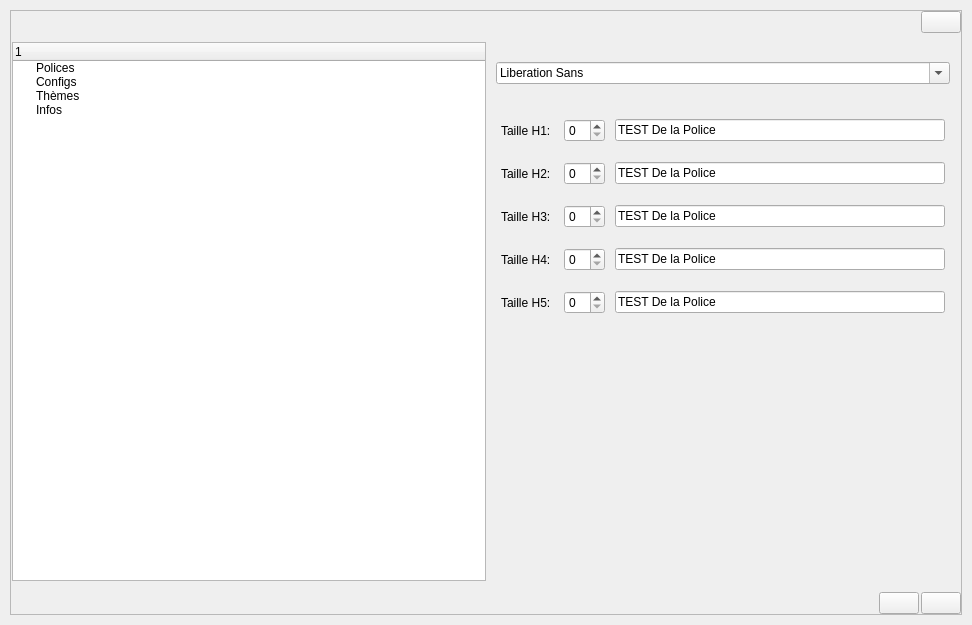
LaM0uette/PySide6_Blank_Project_demo, file src/gui/ui/option.ui: the form before one commit.
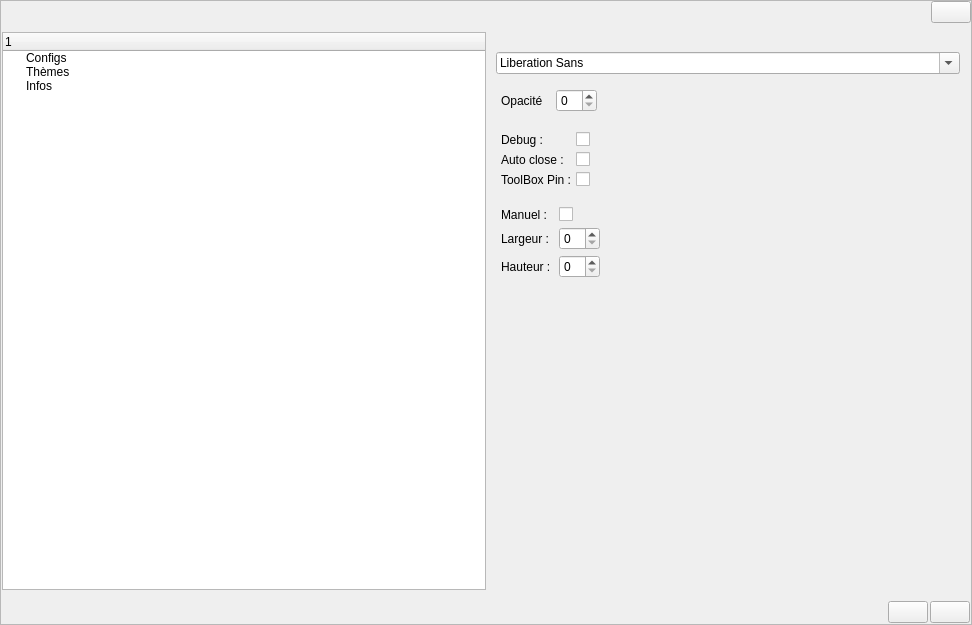
The form after the commit. The open tabs and pages were chosen to show the change.

Commit message: REMAKE 100% - UI - DLG_Option

What changed in the file:
```diff
--- a/src/gui/ui/option.ui
+++ b/src/gui/ui/option.ui
@@ -10,18 +10,18 @@
     <height>625</height>
    </rect>
   </property>
-  <layout class="QGridLayout" name="glay_dlg">
+  <layout class="QGridLayout" name="glay_main">
    <property name="leftMargin">
-    <number>10</number>
+    <number>0</number>
    </property>
    <property name="topMargin">
-    <number>10</number>
+    <number>0</number>
    </property>
    <property name="rightMargin">
-    <number>10</number>
+    <number>0</number>
    </property>
    <property name="bottomMargin">
-    <number>10</number>
+    <number>0</number>
    </property>
    <property name="spacing">
     <number>0</number>
@@ -125,11 +125,6 @@
              <string/>
             </property>
            </column>
-           <item>
-            <property name="text">
-             <string>Polices</string>
-            </property>
-           </item>
            <item>
             <property name="text">
              <string>Configs</string>
@@ -150,250 +145,9 @@
          <item>
           <widget class="QStackedWidget" name="stk_option">
            <property name="currentIndex">
-            <number>2</number>
+            <number>1</number>
            </property>
            <widget class="QWidget" name="pg_opt_menu"/>
-           <widget class="QWidget" name="pg_opt_font">
-            <layout class="QVBoxLayout" name="vlay_pg_opt_font">
-             <property name="spacing">
-              <number>10</number>
-             </property>
-             <property name="leftMargin">
-              <number>10</number>
-             </property>
-             <property name="topMargin">
-              <number>20</number>
-             </property>
-             <property name="rightMargin">
-              <number>10</number>
-             </property>
-             <property name="bottomMargin">
-              <number>10</number>
-             </property>
-             <item>
-              <widget class="QFontComboBox" name="fcb_opt_ft_font"/>
-             </item>
-             <item>
-              <spacer name="verticalSpacer_12">
-               <property name="orientation">
-                <enum>Qt::Vertical</enum>
-               </property>
-               <property name="sizeType">
-                <enum>QSizePolicy::Fixed</enum>
-               </property>
-               <property name="sizeHint" stdset="0">
-                <size>
-                 <width>20</width>
-                 <height>20</height>
-                </size>
-               </property>
-              </spacer>
-             </item>
-             <item>
-              <widget class="QFrame" name="fr_opt_ft_h1">
-               <layout class="QHBoxLayout" name="hlay_opt_ft_h1">
-                <property name="spacing">
-                 <number>10</number>
-                </property>
-                <property name="leftMargin">
-                 <number>5</number>
-                </property>
-                <property name="topMargin">
-                 <number>5</number>
-                </property>
-                <property name="rightMargin">
-                 <number>5</number>
-                </property>
-                <property name="bottomMargin">
-                 <number>5</number>
-                </property>
-                <item>
-                 <widget class="QLabel" name="lb_opt_ft_h1">
-                  <property name="text">
-                   <string>Taille H1: </string>
-                  </property>
-                 </widget>
-                </item>
-                <item>
-                 <widget class="QSpinBox" name="sb_opt_ft_h1"/>
-                </item>
-                <item>
-                 <widget class="QLineEdit" name="le_opt_ft_texte_h1">
-                  <property name="text">
-                   <string>TEST De la Police</string>
-                  </property>
-                 </widget>
-                </item>
-               </layout>
-              </widget>
-             </item>
-             <item>
-              <widget class="QFrame" name="fr_opt_ft_h2">
-               <layout class="QHBoxLayout" name="hlay_opt_ft_h2">
-                <property name="spacing">
-                 <number>10</number>
-                </property>
-                <property name="leftMargin">
-                 <number>5</number>
-                </property>
-                <property name="topMargin">
-                 <number>5</number>
-                </property>
-                <property name="rightMargin">
-                 <number>5</number>
-                </property>
-                <property name="bottomMargin">
-                 <number>5</number>
-                </property>
-                <item>
-                 <widget class="QLabel" name="lb_opt_ft_h2">
-                  <property name="text">
-                   <string>Taille H2: </string>
-                  </property>
-                 </widget>
-                </item>
-                <item>
-                 <widget class="QSpinBox" name="sb_opt_ft_h2"/>
-                </item>
-                <item>
-                 <widget class="QLineEdit" name="le_opt_ft_texte_h2">
-                  <property name="text">
-                   <string>TEST De la Police</string>
-                  </property>
-                 </widget>
-                </item>
-               </layout>
-              </widget>
-             </item>
-             <item>
-              <widget class="QFrame" name="fr_opt_ft_h3">
-               <layout class="QHBoxLayout" name="hlay_opt_ft_h3">
-                <property name="spacing">
-                 <number>10</number>
-                </property>
-                <property name="leftMargin">
-                 <number>5</number>
-                </property>
-                <property name="topMargin">
-                 <number>5</number>
-                </property>
-                <property name="rightMargin">
-                 <number>5</number>
-                </property>
-                <property name="bottomMargin">
-                 <number>5</number>
-                </property>
-                <item>
-                 <widget class="QLabel" name="lb_opt_ft_h3">
-                  <property name="text">
-                   <string>Taille H3: </string>
-                  </property>
-                 </widget>
-                </item>
-                <item>
-                 <widget class="QSpinBox" name="sb_opt_ft_h3"/>
-                </item>
-                <item>
-                 <widget class="QLineEdit" name="le_opt_ft_texte_h3">
-                  <property name="text">
-                   <string>TEST De la Police</string>
-                  </property>
-                 </widget>
-                </item>
-               </layout>
-              </widget>
-             </item>
-             <item>
-              <widget class="QFrame" name="fr_opt_ft_h4">
-               <layout class="QHBoxLayout" name="hlay_opt_ft_h4">
-                <property name="spacing">
-                 <number>10</number>
-                </property>
-                <property name="leftMargin">
-                 <number>5</number>
-                </property>
-                <property name="topMargin">
-                 <number>5</number>
-                </property>
-                <property name="rightMargin">
-                 <number>5</number>
-                </property>
-                <property name="bottomMargin">
-                 <number>5</number>
-                </property>
-                <item>
-                 <widget class="QLabel" name="lb_opt_ft_h4">
-                  <property name="text">
-                   <string>Taille H4: </string>
-                  </property>
-                 </widget>
-                </item>
-                <item>
-                 <widget class="QSpinBox" name="sb_opt_ft_h4"/>
-                </item>
-                <item>
-                 <widget class="QLineEdit" name="le_opt_ft_texte_h4">
-                  <property name="text">
-                   <string>TEST De la Police</string>
-                  </property>
-                 </widget>
-                </item>
-               </layout>
-              </widget>
-             </item>
-             <item>
-              <widget class="QFrame" name="fr_opt_ft_h5">
-               <layout class="QHBoxLayout" name="hlay_opt_ft_h5">
-                <property name="spacing">
-                 <number>10</number>
-                </property>
-                <property name="leftMargin">
-                 <number>5</number>
-                </property>
-                <property name="topMargin">
-                 <number>5</number>
-                </property>
-                <property name="rightMargin">
-                 <number>5</number>
-                </property>
-                <property name="bottomMargin">
-                 <number>5</number>
-                </property>
-                <item>
-                 <widget class="QLabel" name="lb_opt_ft_h5">
-                  <property name="text">
-                   <string>Taille H5: </string>
-                  </property>
-                 </widget>
-                </item>
-                <item>
-                 <widget class="QSpinBox" name="sb_opt_ft_h5"/>
-                </item>
-                <item>
-                 <widget class="QLineEdit" name="le_opt_ft_texte_h5">
-                  <property name="text">
-                   <string>TEST De la Police</string>
-                  </property>
-                 </widget>
-                </item>
-               </layout>
-              </widget>
-             </item>
-             <item>
-              <spacer name="verticalSpacer_13">
-               <property name="orientation">
-                <enum>Qt::Vertical</enum>
-               </property>
-               <property name="sizeHint" stdset="0">
-                <size>
-                 <width>20</width>
-                 <height>40</height>
-                </size>
-               </property>
-              </spacer>
-             </item>
-            </layout>
-           </widget>
            <widget class="QWidget" name="pg_opt_configs">
             <layout class="QVBoxLayout" name="vlay_pg_opt_configs">
              <property name="spacing">
@@ -411,6 +165,9 @@
              <property name="bottomMargin">
               <number>10</number>
              </property>
+             <item>
+              <widget class="QFontComboBox" name="fcb_opt_ft_font"/>
+             </item>
              <item>
               <widget class="QFrame" name="fr_opt_cfg_opacity">
                <layout class="QHBoxLayout" name="hlay_opt_fr_opt_cfg_opacity">
@@ -496,7 +253,7 @@
                 <item row="2" column="0">
                  <widget class="QLabel" name="lb_opt_cfg_ui_pin">
                   <property name="text">
-                   <string>Ui pin :</string>
+                   <string>ToolBox Pin :</string>
                   </property>
                  </widget>
                 </item>
@@ -766,10 +523,10 @@
           <number>2</number>
          </property>
          <property name="rightMargin">
-          <number>0</number>
+          <number>1</number>
          </property>
          <property name="bottomMargin">
-          <number>0</number>
+          <number>1</number>
          </property>
          <item>
           <spacer name="horizontalSpacer">
```
The commit also changes 1 other file.
